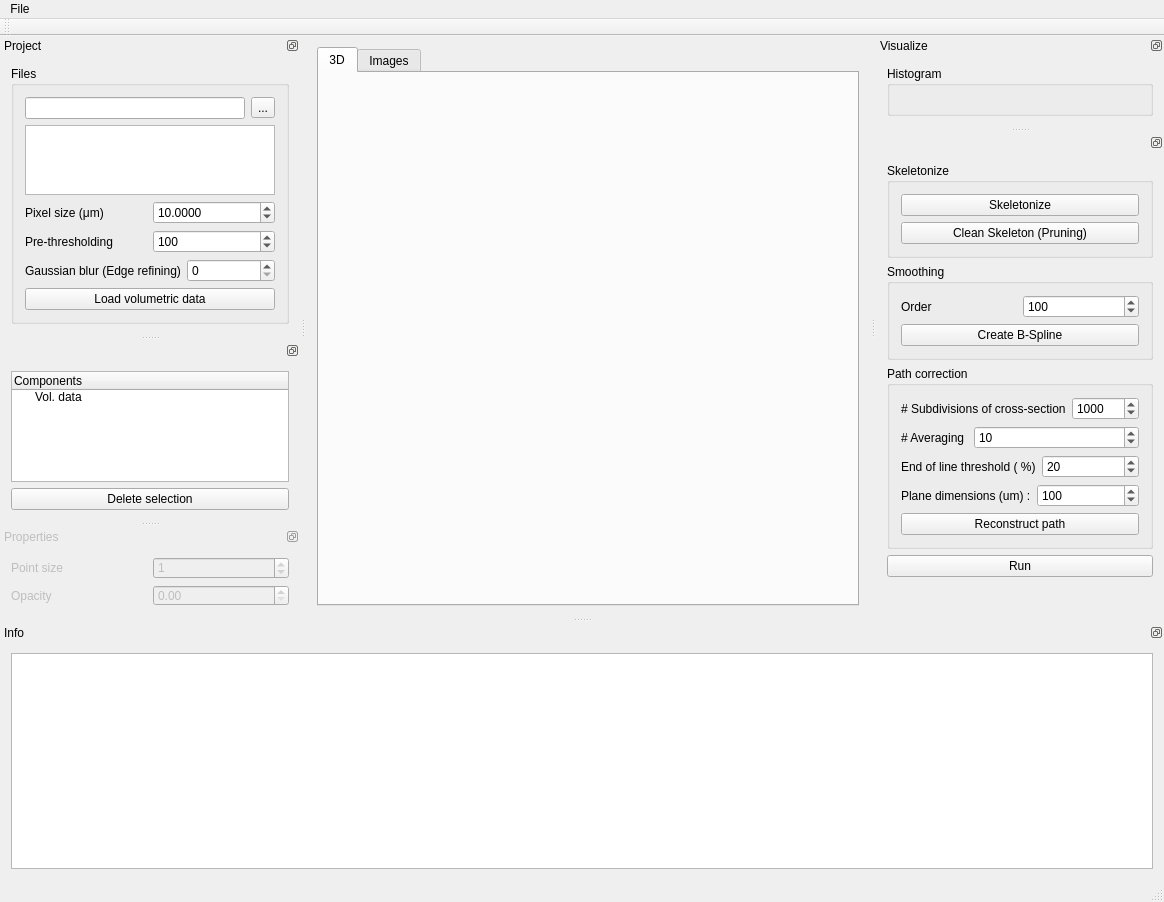
Old version of the form XRAY_gui/XRAY_gui/xray_gui.ui in the repository pascalbienz/xray.
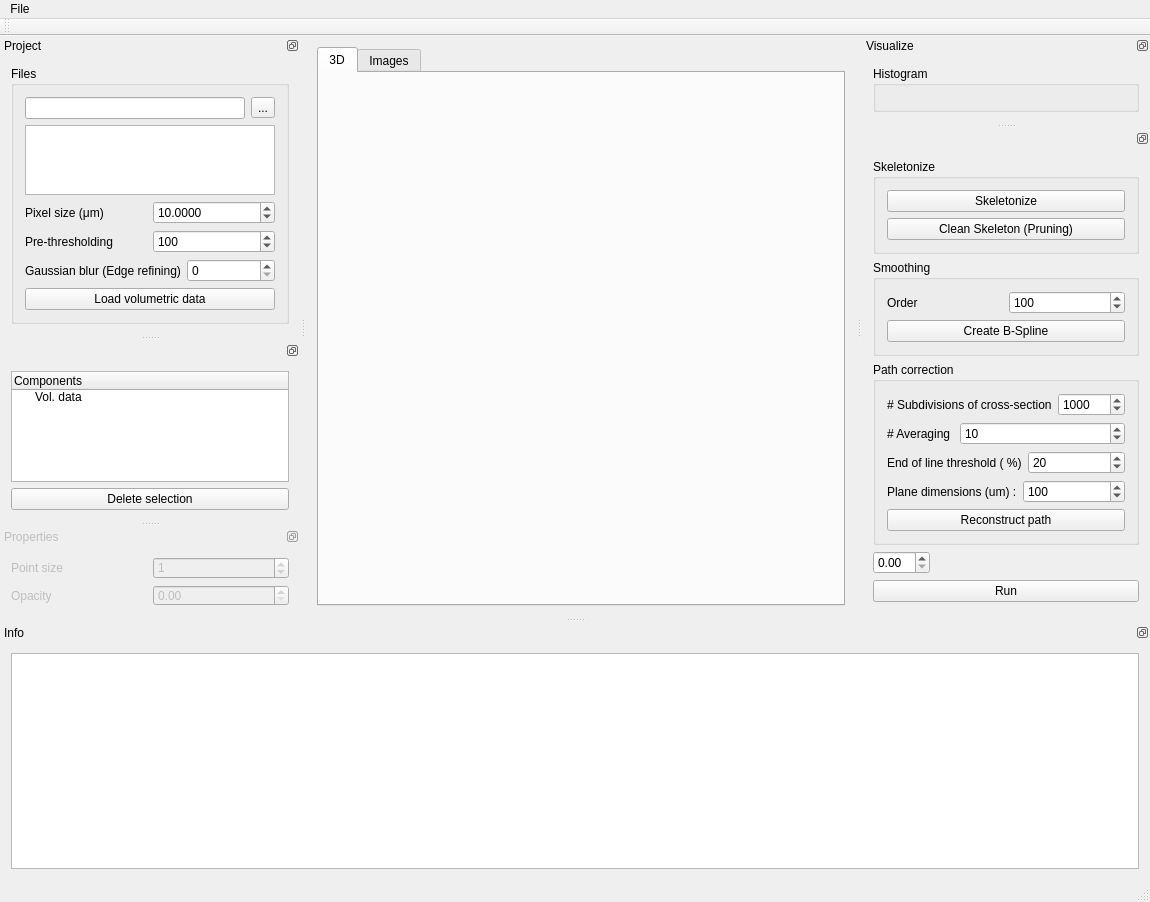
New version of the form. Custom widgets are drawn as their Qt base class.

```diff
--- a/XRAY_gui/XRAY_gui/xray_gui.ui
+++ b/XRAY_gui/XRAY_gui/xray_gui.ui
@@ -6,7 +6,7 @@
    <rect>
     <x>0</x>
     <y>0</y>
-    <width>1164</width>
+    <width>1150</width>
     <height>902</height>
    </rect>
   </property>
@@ -276,7 +276,7 @@
     <rect>
      <x>0</x>
      <y>0</y>
-     <width>1164</width>
+     <width>1150</width>
      <height>21</height>
     </rect>
    </property>
@@ -633,13 +633,16 @@
        </layout>
       </widget>
      </item>
-     <item row="3" column="0" colspan="2">
+     <item row="4" column="0" colspan="2">
       <widget class="QPushButton" name="runpushButton">
        <property name="text">
         <string>Run</string>
        </property>
       </widget>
      </item>
+     <item row="3" column="0">
+      <widget class="QDoubleSpinBox" name="doubleSpinBox"/>
+     </item>
     </layout>
     <zorder>groupBox_3</zorder>
     <zorder>groupBox_2</zorder>
@@ -692,8 +695,8 @@
   <widget class="QDockWidget" name="dockWidget_5">
    <property name="minimumSize">
     <size>
-     <width>0</width>
-     <height>2</height>
+     <width>89</width>
+     <height>256</height>
     </size>
    </property>
    <property name="floating">
```
Left out of the diff: 1 changed line with no effect on the pictures.
